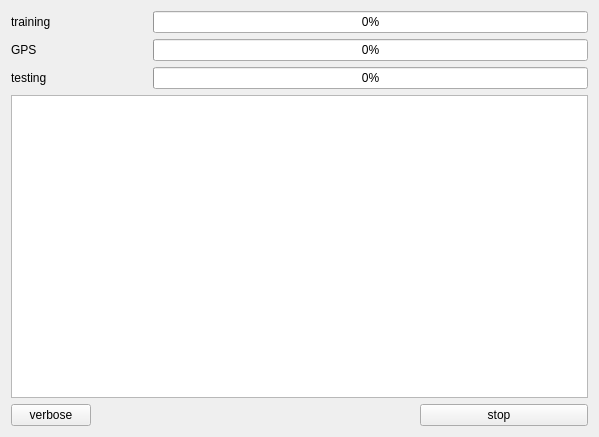
Before: the Qt Designer form ui/progress.ui in llnl/GPS-Z, drawn with Qt 5.
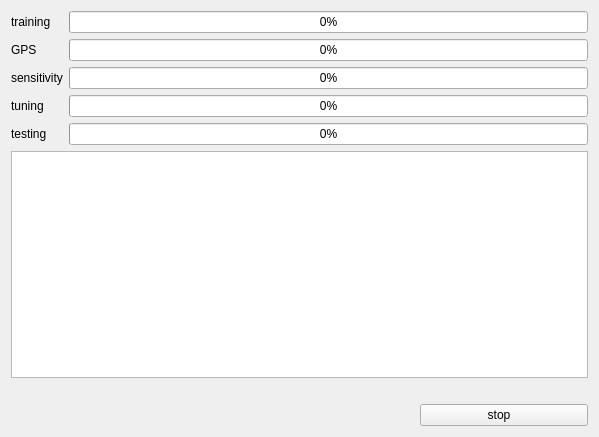
After: the same form once the commit is applied.

Commit message: WIP2 on tuning and plotting

```diff
--- a/ui/progress.ui
+++ b/ui/progress.ui
@@ -16,13 +16,6 @@
   <layout class="QGridLayout" name="gridLayout_2">
    <item row="0" column="0">
     <layout class="QGridLayout" name="gridLayout">
-     <item row="1" column="2">
-      <widget class="QProgressBar" name="bar_GPS">
-       <property name="value">
-        <number>0</number>
-       </property>
-      </widget>
-     </item>
      <item row="0" column="0">
       <widget class="QLabel" name="label">
        <property name="text">
@@ -30,8 +23,11 @@
        </property>
       </widget>
      </item>
-     <item row="2" column="2">
-      <widget class="QProgressBar" name="bar_test">
+     <item row="0" column="2">
+      <widget class="QProgressBar" name="bar_train">
+       <property name="enabled">
+        <bool>true</bool>
+       </property>
        <property name="value">
         <number>0</number>
        </property>
@@ -44,20 +40,52 @@
        </property>
       </widget>
      </item>
-     <item row="0" column="2">
-      <widget class="QProgressBar" name="bar_train">
-       <property name="enabled">
-        <bool>true</bool>
-       </property>
+     <item row="1" column="2">
+      <widget class="QProgressBar" name="bar_GPS">
        <property name="value">
         <number>0</number>
        </property>
       </widget>
      </item>
      <item row="2" column="0">
+      <widget class="QLabel" name="label_sensitivity">
+       <property name="text">
+        <string>sensitivity</string>
+       </property>
+      </widget>
+     </item>
+     <item row="2" column="2">
+      <widget class="QProgressBar" name="bar_sensitivity">
+       <property name="value">
+        <number>0</number>
+       </property>
+      </widget>
+     </item>
+     <item row="3" column="0">
+      <widget class="QLabel" name="label_tuning">
+       <property name="text">
+        <string>tuning</string>
+       </property>
+      </widget>
+     </item>
+     <item row="3" column="2">
+      <widget class="QProgressBar" name="bar_tuning">
+       <property name="value">
+        <number>0</number>
+       </property>
+      </widget>
+     </item>
+     <item row="4" column="0">
       <widget class="QLabel" name="label_test">
        <property name="text">
-        <string>testing                              </string>
+        <string>testing</string>
+       </property>
+      </widget>
+     </item>
+     <item row="4" column="2">
+      <widget class="QProgressBar" name="bar_test">
+       <property name="value">
+        <number>0</number>
        </property>
       </widget>
      </item>
@@ -81,8 +109,16 @@
     </layout>
    </item>
    <item row="2" column="0">
-    <layout class="QHBoxLayout" name="horizontalLayout_3">
-     <item>
+      <widget class="QLabel" name="lbl_status">
+       <property name="visible">
+         <bool>false</bool>
+       </property> 
+      </widget>
+   </item>
+   <item row="3" column="0">
+     <layout class="QHBoxLayout" name="horizontalLayout_3">
+
+  <!--  <item>
       <widget class="QPushButton" name="btn_verbose">
        <property name="text">
         <string>verbose</string>
@@ -91,7 +127,7 @@
         <bool>false</bool>
        </property>
       </widget>
-     </item>
+     </item> -->
      <item>
       <spacer name="horizontalSpacer">
        <property name="orientation">
```
The commit also changes 17 other files.
